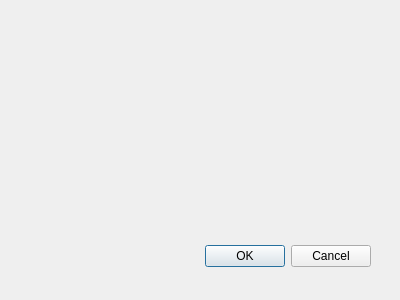
Qt form outputdialog.ui (henriqueinonhe/note-spitter) before a commit.
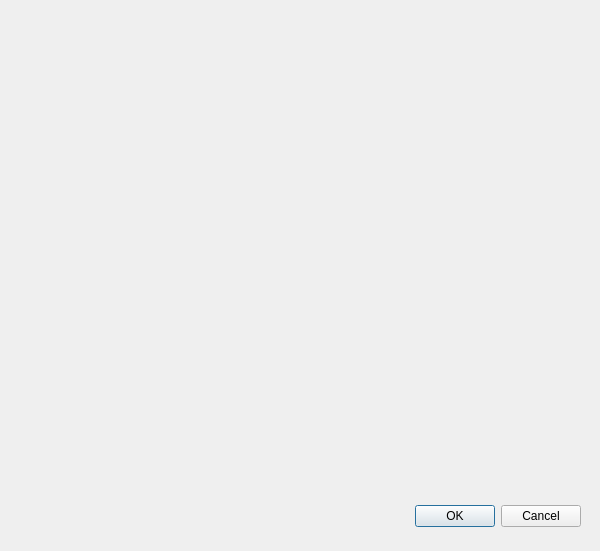
The same form after that commit.

```diff
--- a/outputdialog.ui
+++ b/outputdialog.ui
@@ -8,8 +8,8 @@
    <rect>
     <x>0</x>
     <y>0</y>
-    <width>400</width>
-    <height>300</height>
+    <width>600</width>
+    <height>551</height>
    </rect>
   </property>
   <property name="windowTitle">
@@ -18,8 +18,8 @@
   <widget class="QDialogButtonBox" name="buttonBox">
    <property name="geometry">
     <rect>
-     <x>30</x>
-     <y>240</y>
+     <x>240</x>
+     <y>500</y>
      <width>341</width>
      <height>32</height>
     </rect>
```
Left out of the diff: 5 changed lines with no effect on the pictures.
